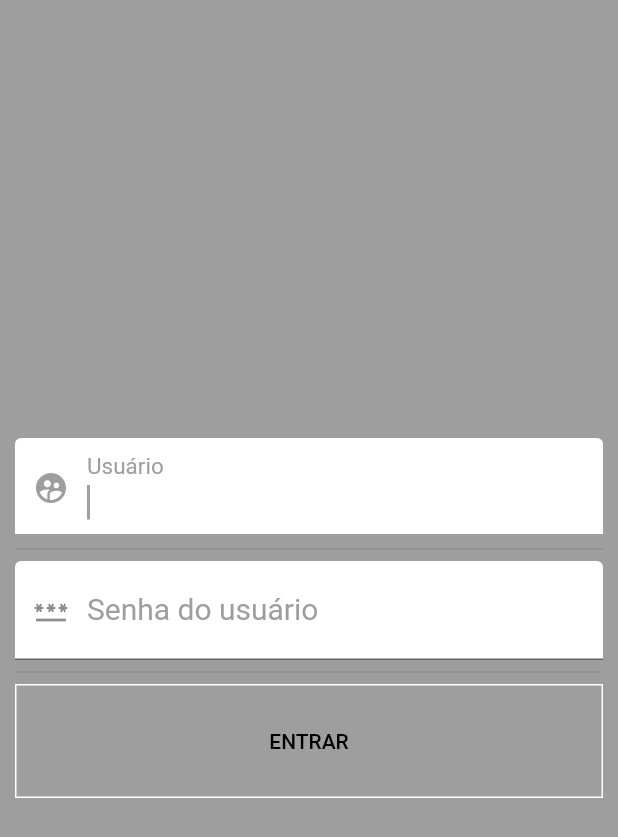
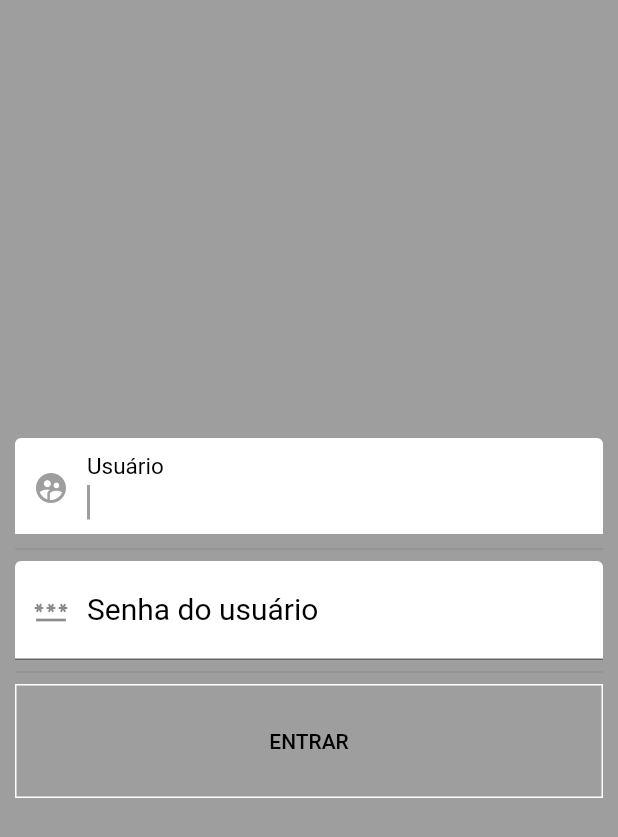
Before and after one commit to Gushono/prova02, a Flutter app: the screen it shows after launch, on a phone screen of 412 x 824 dp. Shown: the top 837 px of the screen. Run offline on Flutter 3.47's test engine with Material 2 defaults, Android fonts, the phone set to English and light mode, and no system bars.

```diff
--- a/lib/main.dart
+++ b/lib/main.dart
@@ -39,9 +39,9 @@ class _MyHomePageState extends State<MyHomePage> {
               crossAxisAlignment: CrossAxisAlignment.stretch,
               mainAxisAlignment: MainAxisAlignment.center,
               children: <Widget>[
-                TextField(controller: user, autofocus: true, keyboardType: TextInputType.number, style: TextStyle(color: Colors.blue, fontSize: 20), decoration: InputDecoration(prefixIcon: Icon(Icons.supervised_user_circle), labelText: "Usuário", labelStyle: TextStyle(color: Colors.grey), fillColor: Colors.white, filled: true)),
+                TextField(controller: user, autofocus: true, keyboardType: TextInputType.number, style: TextStyle(color: Colors.blue, fontSize: 20), decoration: InputDecoration(prefixIcon: Icon(Icons.supervised_user_circle), labelText: "Usuário", labelStyle: TextStyle(color: Colors.black), fillColor: Colors.white, filled: true)),
                 Divider(),
-                TextField(controller: pass, autofocus: true, obscureText: true, keyboardType: TextInputType.text, style: TextStyle(color: Colors.blue, fontSize: 20), decoration: InputDecoration(prefixIcon: Icon(Icons.password), labelText: "Senha do usuário", labelStyle: TextStyle(color: Colors.grey), fillColor: Colors.white, filled: true)),
+                TextField(controller: pass, autofocus: true, obscureText: true, keyboardType: TextInputType.text, style: TextStyle(color: Colors.blue, fontSize: 20), decoration: InputDecoration(prefixIcon: Icon(Icons.password), labelText: "Senha do usuário", labelStyle: TextStyle(color: Colors.black), fillColor: Colors.white, filled: true)),
                 Divider(),
                 FlatButton(
                   shape: RoundedRectangleBorder(borderRadius: BorderRadius.circular(0.0), side: BorderSide(color: Colors.white)),
```
Also changed, not shown: 1 other file.
